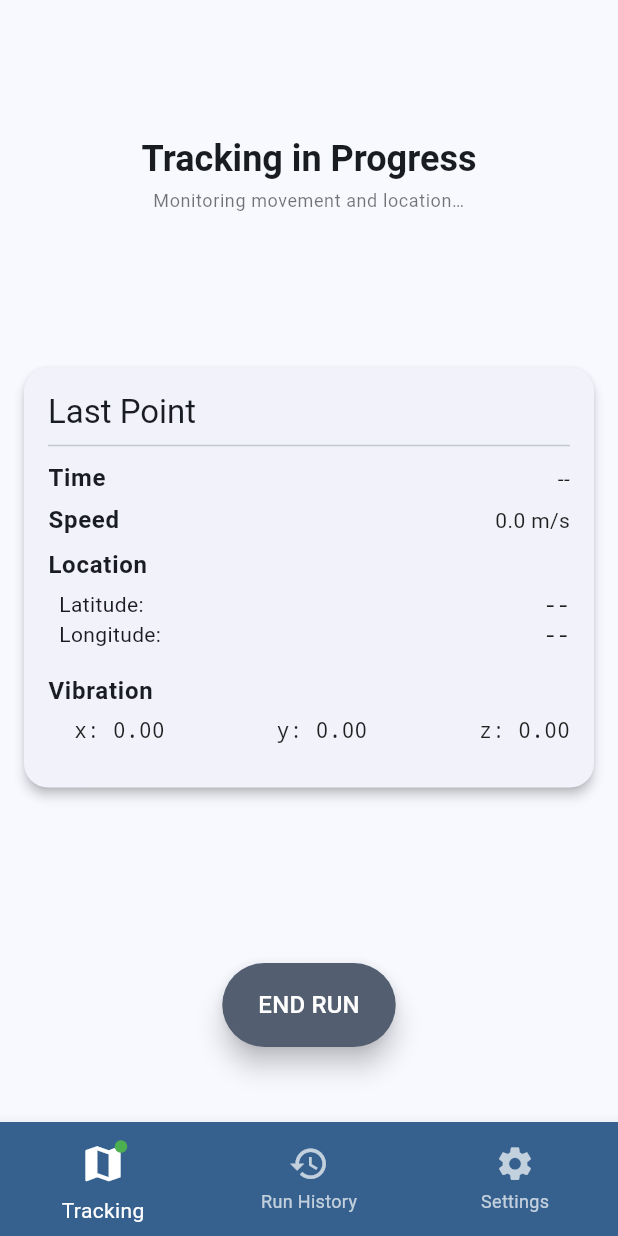
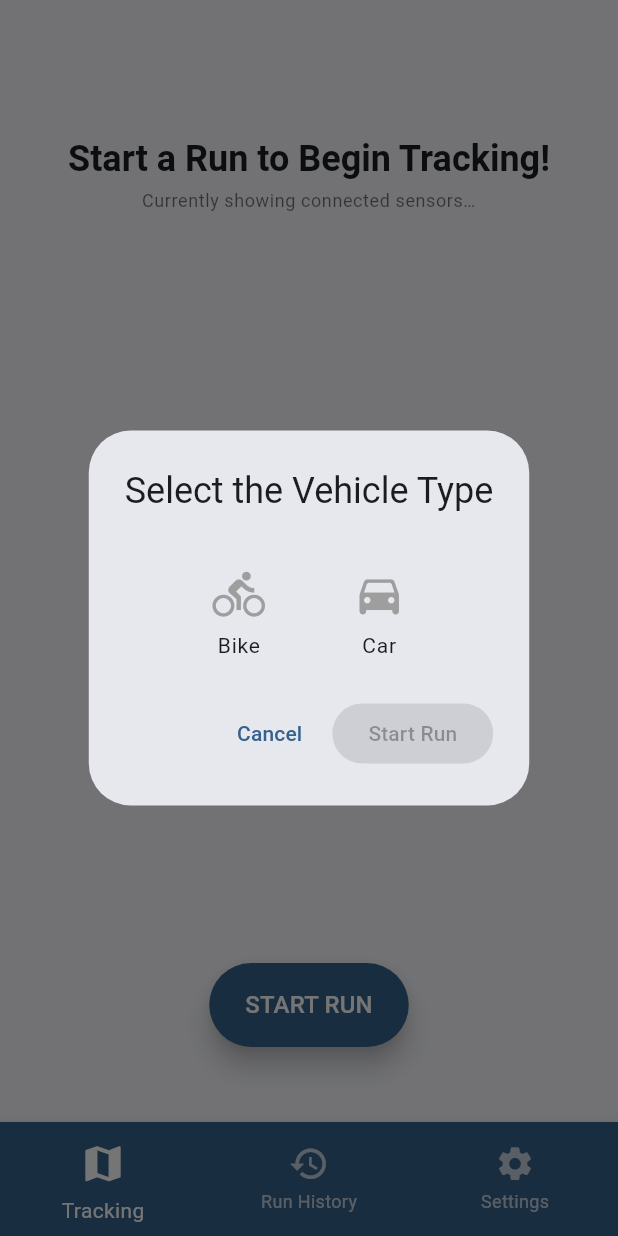
Before and after one commit to MoLeWa-Platform/road-quality-tracker, a Flutter app: the screen it shows after launch, after a tap on "Ask for Permissions", after a tap on "START RUN", on a phone screen of 412 x 824 dp. Run offline on Flutter 3.47's test engine with Material 3 defaults, Android fonts, the light colour scheme and no system bars; our stand-ins replace file_picker, flutter_local_notifications, flutter_secure_storage, hive, hive_flutter, location and 2 more; missing offline and left inert: flutter_background_service; accounts and stored records are empty; network calls fail.

Commit message:
enable vehicleType selection for runs

```diff
--- a/lib/models/run.dart
+++ b/lib/models/run.dart
@@ -26,15 +26,19 @@ class Run extends HiveObject {
   @HiveField(5)
   bool isSynced;
 
+  @HiveField(6)
+  String vehicleType;
+
   Run({
     required this.name,
     required this.id,
+    required this.vehicleType,
     required this.startTime,
     required this.runPoints,
     required this.isSynced
   });
 
-  factory Run.create(DateTime startTime) {
+  factory Run.create(DateTime startTime, String vehicleType) {
     final rand = Random(10218).nextInt(10000);
     final id = '${toIsoWithOffset(startTime)}_$rand';
 
@@ -45,6 +49,7 @@ class Run extends HiveObject {
     return Run(
       name: formatted,
       id: id,
+      vehicleType: vehicleType,
       startTime: startTime,
       runPoints: [],
       isSynced: false,
@@ -68,8 +73,24 @@ class Run extends HiveObject {
   Map<String, dynamic> toJson() => {
   'id': id,
   'name': name,
+  'vehicleType': vehicleType,
   'startTime': toIsoWithOffset(startTime),
   'endTime': toIsoWithOffset(endTime),
   'points': runPoints.map((p) => p.toJson()).toList(),
   };
+
+  String getFormattedDuration() {
+  final duration = (endTime ?? DateTime.now()).difference(startTime);
+  final hours = duration.inHours;
+  final minutes = duration.inMinutes.remainder(60);
+  final seconds = duration.inSeconds.remainder(60);
+
+  if (hours > 0) {
+    return '${hours}h ${minutes.toString().padLeft(2, '0')}m ${seconds.toString().padLeft(2, '0')}s';
+  } else if (minutes > 0) {
+    return '${minutes}m ${seconds.toString().padLeft(2, '0')}s';
+  } else {
+    return '${seconds}s';
+  }
 }
+}
--- a/lib/pages/history_page.dart
+++ b/lib/pages/history_page.dart
@@ -231,8 +231,9 @@ class _HistoryPageState extends State<HistoryPage> {
                             child: Column(
                               crossAxisAlignment: CrossAxisAlignment.start,
                               children: [
-                                Text("Duration: ${run.endTime?.difference(run.startTime) ?? Duration.zero}"),
-                                Text("Points: ${run.runPoints.length}"),
+                                Text("Number or Points: ${run.runPoints.length}"),
+                                Text("Vehicle Type: ${run.vehicleType}"),
+                                Text("Duration: ${run.getFormattedDuration()}"),
                               ],
                             ),
                           ),
--- a/lib/pages/tracking_page.dart
+++ b/lib/pages/tracking_page.dart
@@ -21,6 +21,7 @@ class TrackingPage extends StatefulWidget {
 class _TrackingPageState extends State<TrackingPage> {
   late final RunTracker runTracker;
   late final FlutterBackgroundService backgroundService;
+  String? vehicleType;
 
   @override
   void initState() {
@@ -34,6 +35,96 @@ class _TrackingPageState extends State<TrackingPage> {
     super.dispose();
   }
 
+  Future<String?> selectVehicleType(BuildContext context) async {
+    String? selected;
+
+    return await showDialog<String>(
+      context: context,
+      builder: (context) {
+        return StatefulBuilder(
+          builder: (context, setState) {
+            return AlertDialog(
+              title: Text('Select the Vehicle Type'),
+              content: Column(
+                mainAxisSize: MainAxisSize.min,
+                children: [
+                  SizedBox(height: 20,),
+                  Row(
+                    mainAxisAlignment: MainAxisAlignment.spaceEvenly,
+                    children: [
+                      GestureDetector(
+                        onTap: () {
+                          setState(() {
+                            selected = 'Bike';
+                          });
+                        },
+                        child: Column(
+                          children: [
+                            Icon(
+                              Icons.directions_bike,
+                              size: 35,
+                              color: selected == 'Bike' ? Theme.of(context).colorScheme.primary : Colors.grey,
+                            ),
+                            SizedBox(height: 6),
+                            Text('Bike',
+                              style: Theme.of(context).textTheme.bodyLarge?.copyWith(
+                                fontSize:  14,
+                                fontWeight: FontWeight.w400
+                              ),
+                            ),
+                          ],
+                        ),
+                      ),
+                      GestureDetector(
+                        onTap: () {
+                          setState(() {
+                            selected = 'Car';
+                          });
+                        },
+                        child: Column(
+                          children: [
+                            Icon(
+                              Icons.directions_car_rounded,
+                              size: 35,
+                              color: selected == 'Car' ? Theme.of(context).colorScheme.primary : Colors.grey,
+                            ),
+                            SizedBox(height: 6),
+                            Text('Car',
+                              style: Theme.of(context).textTheme.bodyLarge?.copyWith(
+                                fontSize:  14,
+                                fontWeight: FontWeight.w400
+                              ),
+                            ),
+                          ],
+                        ),
+                      ),
+                    ],
+                  ),
+                ],
+              ),
+              actions: [
+                TextButton(
+                  onPressed: () => Navigator.pop(context), // Cancel
+                  child: Text('Cancel'),
+                ),
+                ElevatedButton(
+                  onPressed: selected != null ? () => Navigator.pop(context, selected) : null,
+                  style: ElevatedButton.styleFrom(
+                    backgroundColor: selected != null
+                        ? Theme.of(context).colorScheme.primary
+                        : Colors.grey,
+                    foregroundColor: Colors.white,
+                  ),
+                  child: Text('Start Run'),
+                ),
+              ],
+            );
+          },
+        );
+      },
+    );
+  }
+
   void toggleRun() {
     if (runTracker.isReady) {
       if (RunTracker.runIsActive.value) { // stop run
@@ -44,7 +135,14 @@ class _TrackingPageState extends State<TrackingPage> {
         }
       } else { // start run
         backgroundService.invoke('startAsForeground');
-        runTracker.startRun();
+        selectVehicleType(context).then((vehicleType) {
+          if (vehicleType != null) {
+            setState(() {
+              this.vehicleType = vehicleType;
+            });
+            runTracker.startRun(vehicleType);
+          }
+        });
       }
     } else {
         ScaffoldMessenger.of(context).showSnackBar(
@@ -147,7 +245,7 @@ class _TrackingPageState extends State<TrackingPage> {
                           mainAxisAlignment: MainAxisAlignment.start,
                           children: [
                             SizedBox(height: 50),
-                            if (runIsActive) buildLiveSensorCard(context, point),
+                            if (runIsActive) buildLiveSensorCard(context, point, vehicleType),
                           ],
                         ),
                       ),
@@ -247,7 +345,7 @@ class PlainSensorOutput extends StatelessWidget {
     }
   }
 
-Widget buildLiveSensorCard(BuildContext context, RunPoint? point) {
+Widget buildLiveSensorCard(BuildContext context, RunPoint? point, String? vehicleType) {
   final labelStyle = Theme.of(context).textTheme.bodyLarge?.copyWith(fontWeight: FontWeight.w600);
   final valueStyle = Theme.of(context).textTheme.bodyMedium?.copyWith(color: Colors.black87);
   final monoStyle = TextStyle(fontFamily: 'monospace', color: Colors.black87);
@@ -295,10 +393,19 @@ Widget buildLiveSensorCard(BuildContext context, RunPoint? point) {
       child: Column(
         crossAxisAlignment: CrossAxisAlignment.start,
         children: [
-          Text("Last Point", style: Theme.of(context).textTheme.titleLarge),
+          Row(
+            mainAxisAlignment: MainAxisAlignment.spaceBetween,
+            children: [
+              Text("Last Point", style: Theme.of(context).textTheme.titleLarge?.copyWith(color: Theme.of(context).colorScheme.secondary, fontWeight: FontWeight.w400)),
+              if (vehicleType == 'Bike')
+                Icon(Icons.directions_bike, color: Theme.of(context).colorScheme.secondary),
+              if (vehicleType == 'Car')
+                Icon(Icons.directions_car, color: Theme.of(context).colorScheme.secondary),
+            ],
+          ),
           Divider(),
           buildRow("Time", point?.timestamp.toString()),
-          buildRow("Speed", "${point?.speed.toStringAsFixed(1) ?? '0.0'} m/s"),
+          buildRow("Speed", "${point?.speed.toStringAsFixed(1) ?? '0.0'} km/h"),
           SizedBox(height: 4),
           Text("Location", style: labelStyle),
           SizedBox(height: 4),
--- a/lib/services/run_tracker.dart
+++ b/lib/services/run_tracker.dart
@@ -158,9 +158,9 @@ class RunTracker {
     _speed = _speed.clear();
   }
 
-  void startRun() async {
+  void startRun(String vehicleType) async {
     Future.microtask(() => {
-      activeRun = Run.create(DateTime.now()),
+      activeRun = Run.create(DateTime.now(), vehicleType),
       runIsActive.value = true,
       addNewPoint(),
     });
```
Also changed, not shown: lib/models/run.g.dart.
